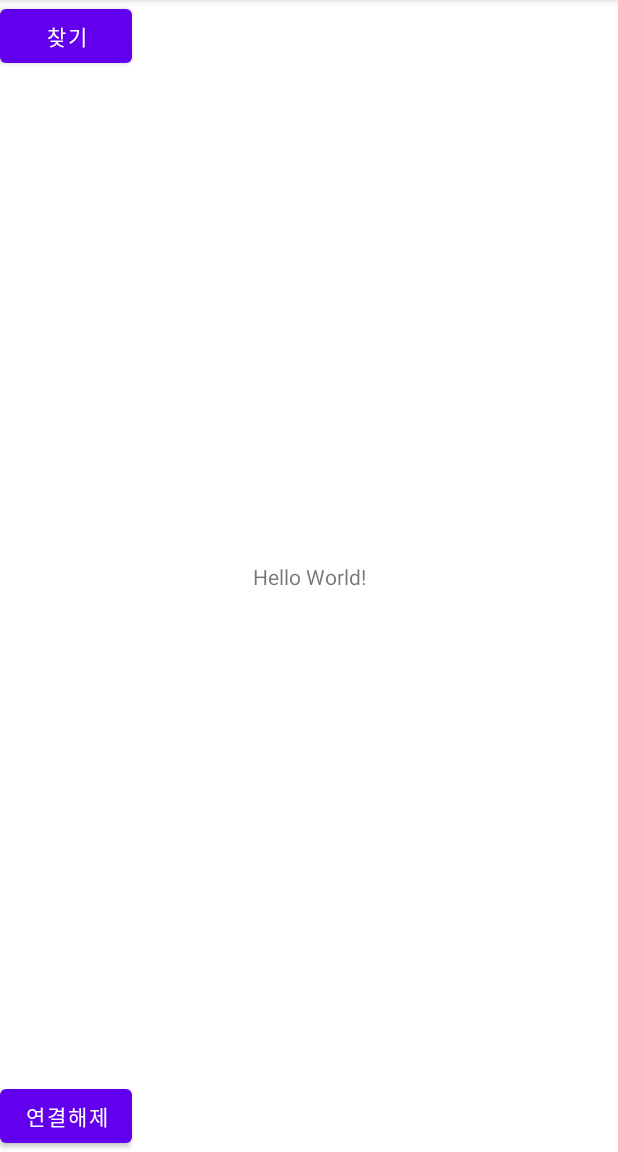
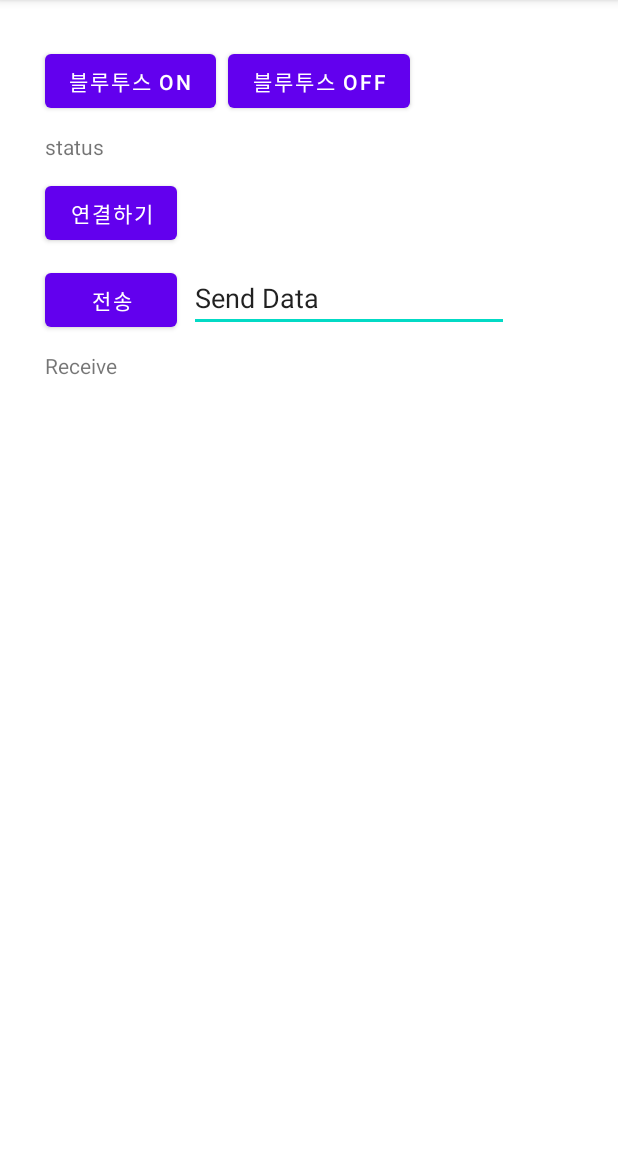
Before and after one commit to joongi007/smart-recipe-hardware, an Android app: the screen it shows after launch (MainActivity), on a phone screen of 412 x 824 dp, the part 84-1236 px from its top. Run offline under Robolectric (Android 15) with nearby library versions, the phone set to English and light mode, and no system bars.

Commit message:
update blueTEST

```diff
--- a/blueTEST/app/src/main/AndroidManifest.xml
+++ b/blueTEST/app/src/main/AndroidManifest.xml
@@ -3,6 +3,9 @@
     package="com.example.bluetest">
     <uses-permission android:name="android.permission.BLUETOOTH" />
     <uses-permission android:name="android.permission.BLUETOOTH_ADMIN" />
+    <uses-permission android:name="android.permission.ACCESS_COARSE_LOCATION" />
+    <uses-permission android:name="android.permission.ACCESS_FINE_LOCATION" />
+
     <application
         android:allowBackup="true"
         android:icon="@mipmap/ic_launcher"
--- a/blueTEST/app/src/main/res/layout/activity_main.xml
+++ b/blueTEST/app/src/main/res/layout/activity_main.xml
@@ -6,32 +6,73 @@
     android:layout_height="match_parent"
     tools:context=".MainActivity">
 
-    <TextView
+    <Button
+        android:id="@+id/btnBluetoothOn"
         android:layout_width="wrap_content"
         android:layout_height="wrap_content"
-        android:text="Hello World!"
-        app:layout_constraintBottom_toBottomOf="parent"
-        app:layout_constraintLeft_toLeftOf="parent"
-        app:layout_constraintRight_toRightOf="parent"
+        android:layout_marginStart="30dp"
+        android:layout_marginLeft="30dp"
+        android:layout_marginTop="30dp"
+        android:text="블루투스 ON"
+        app:layout_constraintStart_toStartOf="parent"
         app:layout_constraintTop_toTopOf="parent" />
 
     <Button
-        android:id="@+id/button_001"
+        android:id="@+id/btnBluetoothOff"
         android:layout_width="wrap_content"
         android:layout_height="wrap_content"
-        android:text="연결해제"
-        app:layout_constraintBottom_toBottomOf="parent"
-        tools:ignore="MissingConstraints"
-        tools:layout_editor_absoluteX="23dp"
-        tools:layout_editor_absoluteY="28dp" />
+        android:layout_marginStart="8dp"
+        android:layout_marginLeft="8dp"
+        android:text="블루투스 OFF"
+        app:layout_constraintStart_toEndOf="@+id/btnBluetoothOn"
+        app:layout_constraintTop_toTopOf="@+id/btnBluetoothOn" />
+
+    <TextView
+        android:id="@+id/tvBluetoothStatus"
+        android:layout_width="170dp"
+        android:layout_height="20dp"
+        android:layout_marginTop="10dp"
+        android:text="status"
+        app:layout_constraintStart_toStartOf="@+id/btnBluetoothOn"
+        app:layout_constraintTop_toBottomOf="@+id/btnBluetoothOn" />
 
     <Button
-        android:id="@+id/button_002"
+        android:id="@+id/btnConnect"
+        android:layout_width="wrap_content"
+        android:layout_height="0dp"
+        android:layout_marginTop="10dp"
+        android:text="연결하기"
+        app:layout_constraintStart_toStartOf="@+id/tvBluetoothStatus"
+        app:layout_constraintTop_toBottomOf="@+id/tvBluetoothStatus" />
+
+    <TextView
+        android:id="@+id/tvReceiveData"
         android:layout_width="wrap_content"
         android:layout_height="wrap_content"
-        android:text="찾기"
-        tools:ignore="MissingConstraints"
-        tools:layout_editor_absoluteX="159dp"
-        tools:layout_editor_absoluteY="28dp" />
+        android:layout_marginTop="10dp"
+        android:text="Receive"
+        app:layout_constraintStart_toStartOf="@+id/btnSendData"
+        app:layout_constraintTop_toBottomOf="@+id/btnSendData" />
+
+    <Button
+        android:id="@+id/btnSendData"
+        android:layout_width="wrap_content"
+        android:layout_height="wrap_content"
+        android:layout_marginTop="10dp"
+        android:text="전송"
+        app:layout_constraintStart_toStartOf="@+id/btnConnect"
+        app:layout_constraintTop_toBottomOf="@+id/btnConnect" />
+
+    <EditText
+        android:id="@+id/tvSendData"
+        android:layout_width="wrap_content"
+        android:layout_height="wrap_content"
+        android:layout_marginStart="8dp"
+        android:layout_marginLeft="8dp"
+        android:ems="10"
+        android:inputType="textPersonName"
+        android:text="Send Data"
+        app:layout_constraintStart_toEndOf="@+id/btnSendData"
+        app:layout_constraintTop_toTopOf="@+id/btnSendData" />
 
 </androidx.constraintlayout.widget.ConstraintLayout>
```
Also changed, not shown: blueTEST/app/src/main/java/com/example/bluetest/MainActivity.java (+213 -153 lines), 1 other file.
